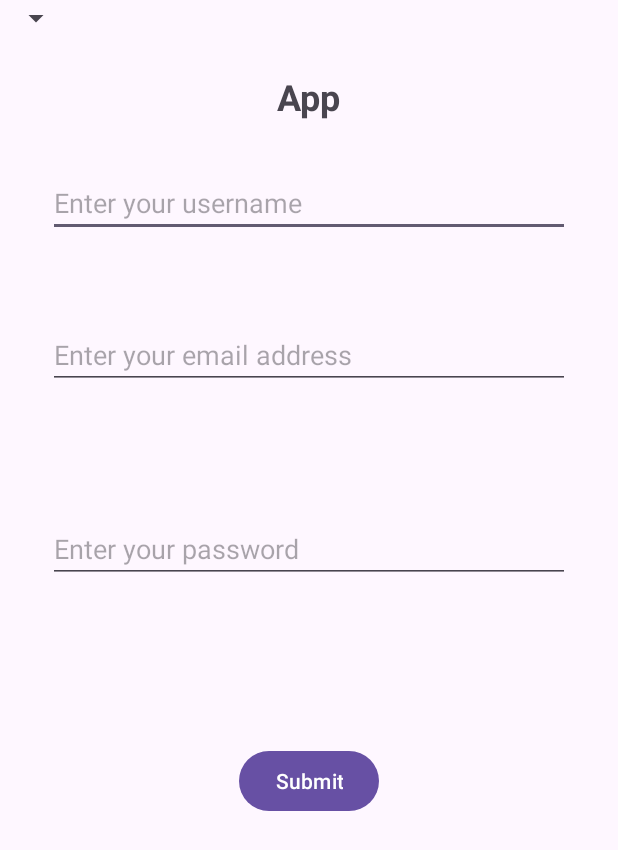
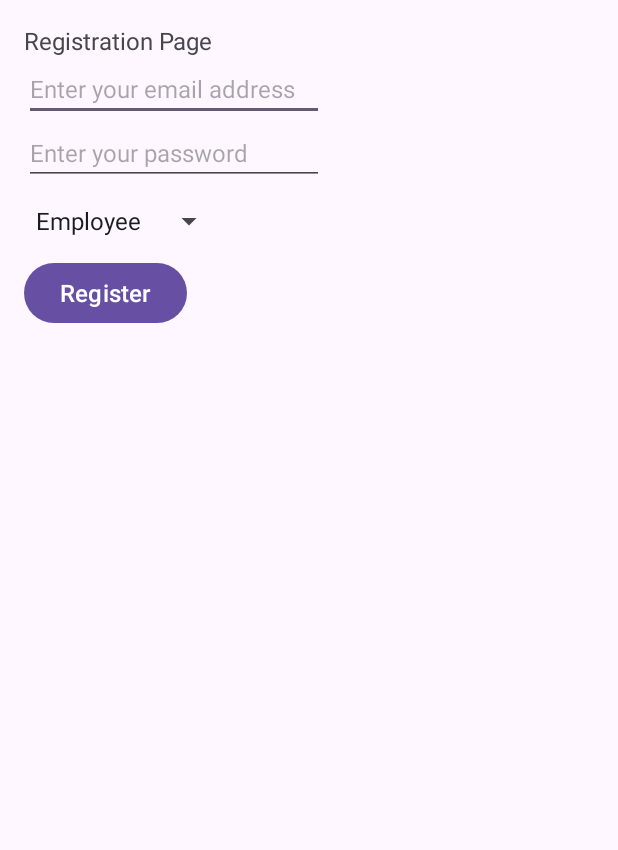
Before and after one commit to Sarvesh-appdev/Cashify, an Android app: the screen it shows after launch (MainActivity), on a phone screen of 412 x 824 dp. Shown: the top 850 px of the screen. Run offline under Robolectric (Android 15) with nearby library versions, the phone set to English and light mode, and no system bars; our stand-ins replace Firebase (no records; nobody signed in at launch, a user with empty details on screens opened directly).

Commit message:
Integrated Authentication for Registration Page

```diff
--- a/app/build.gradle.kts
+++ b/app/build.gradle.kts
@@ -27,13 +27,13 @@ android {
         }
     }
     compileOptions {
-        sourceCompatibility = JavaVersion.VERSION_1_8
-        targetCompatibility = JavaVersion.VERSION_1_8
+        sourceCompatibility = JavaVersion.VERSION_11
+        targetCompatibility = JavaVersion.VERSION_11
     }
 }
 
 dependencies {
-
+    implementation ("com.google.firebase:firebase-auth:22.3.0")
     implementation(libs.appcompat)
     implementation(libs.material)
     implementation(libs.activity)
--- a/app/src/main/java/com/example/quickcash_summer15/MainActivity.java
+++ b/app/src/main/java/com/example/quickcash_summer15/MainActivity.java
@@ -3,18 +3,28 @@ package com.example.quickcash_summer15;
 import android.os.Bundle;
 import android.text.TextUtils;
 import android.view.View;
+import android.widget.ArrayAdapter;
 import android.widget.Button;
+import android.widget.Spinner;
 import android.widget.Toast;
 import android.widget.EditText;
 
 import androidx.appcompat.app.AppCompatActivity;
+
+import com.google.firebase.auth.FirebaseAuth;
+import com.google.firebase.auth.FirebaseUser;
+
+import java.util.ArrayList;
+import java.util.List;
 
 public class MainActivity extends AppCompatActivity {
 
     private EditText emailEditText;
     private EditText passwordEditText;
     private Button submitButton;
+    private Spinner roleSpinner;
 
+    FirebaseAuth Auth;
 
     @Override
     protected void onCreate(Bundle savedInstanceState) {
@@ -22,9 +32,14 @@ public class MainActivity extends AppCompatActivity {
         setContentView(R.layout.activity_main);
 
         // Initialize the views
-        emailEditText = findViewById(R.id.editTextTextEmailAddress);
-        passwordEditText = findViewById(R.id.editTextTextPassword);
-        submitButton = findViewById(R.id.submit);
+        emailEditText = findViewById(R.id.emailBox);
+        passwordEditText = findViewById(R.id.passwordBox);
+        submitButton = findViewById(R.id.registerButton);
+        roleSpinner = findViewById(R.id.roleSpinner);
+
+        Auth = FirebaseAuth.getInstance();
+
+        loadRoleSpinner();
 
         // Set click listener on submit button
         submitButton.setOnClickListener(new View.OnClickListener() {
@@ -55,9 +70,31 @@ public class MainActivity extends AppCompatActivity {
                 }
                 if (hasError) return;
 
+                Auth.createUserWithEmailAndPassword(email,password).addOnCompleteListener(task -> {
+                        if (task.isSuccessful()){
+                         FirebaseUser user = Auth.getCurrentUser();
+
+                         Toast.makeText(getApplicationContext(),"Registration successful",Toast.LENGTH_SHORT).show();
+                    }else{
+                    Toast.makeText(getApplicationContext(), "Registration failed:"+task.getException().getMessage(),
+                            Toast.LENGTH_LONG).show();
+                            }
+                });
+
                 // If everything is valid, display success message (this could be replaced with actual logic)
                 Toast.makeText(MainActivity.this, "Form Submitted Successfully", Toast.LENGTH_SHORT).show();
             }
         });
     }
+
+    public void loadRoleSpinner() {
+        Spinner roleSpinner = findViewById(R.id.roleSpinner);
+        List<String> roles = new ArrayList<>();
+        roles.add("Employee");
+        roles.add("Employer");
+        ArrayAdapter<String> spinnerAdapter = new ArrayAdapter<>(this,
+                androidx.appcompat.R.layout.support_simple_spinner_dropdown_item, roles);
+        spinnerAdapter.setDropDownViewResource(androidx.appcompat.R.layout.support_simple_spinner_dropdown_item);
+        roleSpinner.setAdapter(spinnerAdapter);
+    }
 }
--- a/app/src/main/res/layout/activity_main.xml
+++ b/app/src/main/res/layout/activity_main.xml
@@ -5,75 +5,67 @@
         android:id="@+id/main"
         android:layout_width="match_parent"
         android:layout_height="match_parent"
+        android:layout_marginRight="30dp"
         tools:context=".MainActivity">
 
-        <TextView
-            android:id="@+id/textView2"
+        <LinearLayout
             android:layout_width="wrap_content"
             android:layout_height="wrap_content"
-            android:text="App"
-            android:textSize="24sp"
-            android:textStyle="bold"
-            android:layout_marginTop="48dp"
-            app:layout_constraintTop_toTopOf="parent"
-            app:layout_constraintStart_toStartOf="parent"
-            app:layout_constraintEnd_toEndOf="parent" />
+            android:orientation="vertical"
+            android:padding="16dp"
+            tools:ignore="MissingConstraints"
+            tools:layout_editor_absoluteX="66dp"
+            tools:layout_editor_absoluteY="0dp">
+
+                <TextView
+                    android:layout_width="wrap_content"
+                    android:layout_height="wrap_content"
+                    android:text="Registration Page"
+                    android:textSize="16sp"></TextView>
+
 
                 <EditText
-            android:id="@+id/editTextUserName"
-            android:layout_width="0dp"
+                    android:id="@+id/emailBox"
+                    android:layout_width="wrap_content"
                     android:layout_height="wrap_content"
-            android:layout_marginTop="32dp"
-            android:layout_marginStart="32dp"
-            android:layout_marginEnd="32dp"
-            android:hint="Enter your username"
-            android:inputType="text"
-            app:layout_constraintTop_toBottomOf="@+id/textView2"
-            app:layout_constraintStart_toStartOf="parent"
-            app:layout_constraintEnd_toEndOf="parent" />
+                    android:width="200dp"
+                    android:autofillHints=""
+                    android:hint="Enter your email address"
+                    android:inputType="textEmailAddress"
+                    android:textSize="16sp"></EditText>
 
                 <EditText
-            android:id="@+id/editTextTextEmailAddress"
-            android:layout_width="0dp"
+                    android:id="@+id/passwordBox"
+                    android:layout_width="wrap_content"
                     android:layout_height="wrap_content"
-            android:layout_marginStart="32dp"
-            android:layout_marginTop="56dp"
-            android:layout_marginEnd="32dp"
-            android:hint="Enter your email address"
-            android:inputType="textEmailAddress"
-            app:layout_constraintEnd_toEndOf="parent"
-            app:layout_constraintHorizontal_bias="0.0"
-            app:layout_constraintStart_toStartOf="parent"
-            app:layout_constraintTop_toBottomOf="@+id/editTextUserName" />
-
-        <EditText
-            android:id="@+id/editTextTextPassword"
-            android:layout_width="0dp"
-            android:layout_height="wrap_content"
-            android:layout_marginStart="32dp"
-            android:layout_marginTop="84dp"
-            android:layout_marginEnd="32dp"
+                    android:width="200dp"
+                    android:autofillHints=""
                     android:hint="Enter your password"
                     android:inputType="textPassword"
-            app:layout_constraintEnd_toEndOf="parent"
-            app:layout_constraintHorizontal_bias="0.0"
-            app:layout_constraintStart_toStartOf="parent"
-            app:layout_constraintTop_toBottomOf="@+id/editTextTextEmailAddress" />
+                    android:textSize="16sp"></EditText>
+
+
+                <Spinner
+                    android:id="@+id/roleSpinner"
+                    android:layout_width="wrap_content"
+                    android:layout_height="wrap_content"
+                    android:dropDownWidth="200dp"></Spinner>
 
                 <Button
-            android:id="@+id/submit"
+                    android:id="@+id/registerButton"
                     android:layout_width="wrap_content"
                     android:layout_height="wrap_content"
-            android:layout_marginTop="108dp"
-            android:text="Submit"
-            app:layout_constraintEnd_toEndOf="parent"
-            app:layout_constraintStart_toStartOf="parent"
-            app:layout_constraintTop_toBottomOf="@+id/editTextTextPassword" />
+                    android:text="Register"
+                    android:textSize="16sp"></Button>
 
-        <Spinner
-                android:id="@+id/spinner"
+                <TextView
+                    android:id="@+id/statusLabel"
                     android:layout_width="wrap_content"
                     android:layout_height="wrap_content"
-                />
+                    android:text=""
+                    android:textSize="16sp">
+                </TextView>
+
+        </LinearLayout>
 
 </androidx.constraintlayout.widget.ConstraintLayout>
--- a/app/src/main/res/values/strings.xml
+++ b/app/src/main/res/values/strings.xml
@@ -1,5 +1,5 @@
 <resources>
-    <string name="app_name">QuickCash-Summer15</string>
+    <string name="app_name">QuickCash_Summer15</string>
 
     <string-array name="role_array">
         <item>Employee</item>
```
Also changed, not shown: 1 other file. Lines whose indentation alone changed are shown as unchanged.
